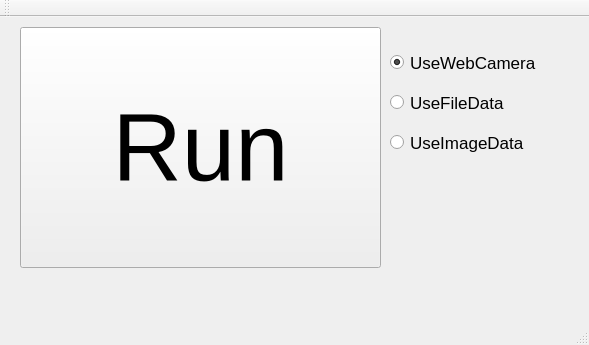
tnct-spc/procon2017-comp, file Hazama/hazama.ui: the form before one commit.
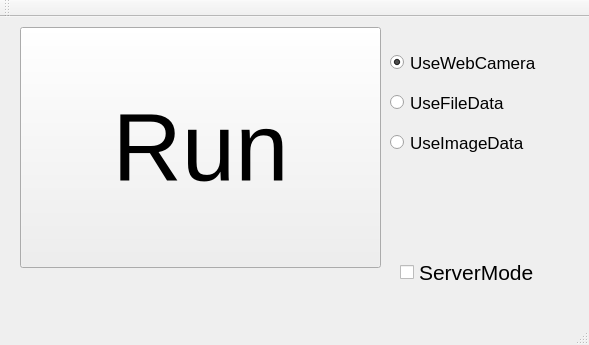
The form after the commit.

What changed in the file:
```diff
--- a/Hazama/hazama.ui
+++ b/Hazama/hazama.ui
@@ -95,6 +95,24 @@
      <string>UseImageData</string>
     </property>
    </widget>
+   <widget class="QCheckBox" name="server_mode_radio">
+    <property name="geometry">
+     <rect>
+      <x>400</x>
+      <y>230</y>
+      <width>181</width>
+      <height>51</height>
+     </rect>
+    </property>
+    <property name="font">
+     <font>
+      <pointsize>16</pointsize>
+     </font>
+    </property>
+    <property name="text">
+     <string>ServerMode</string>
+    </property>
+   </widget>
   </widget>
   <widget class="QMenuBar" name="menuBar">
    <property name="geometry">
```
Left out of the diff: 2 changed lines with no effect on the pictures.
